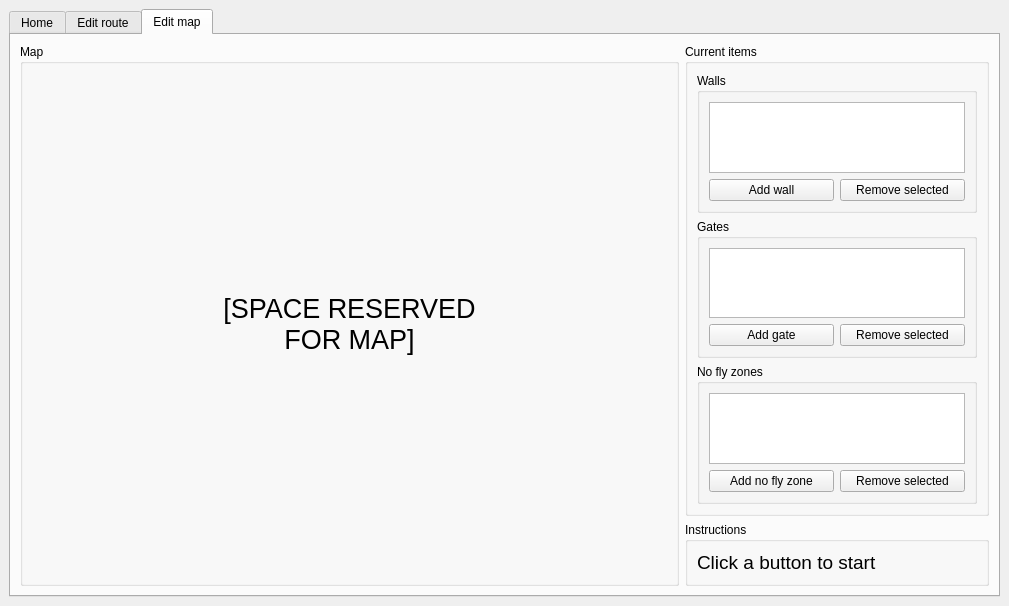
Before: the Qt Designer form hri.ui in dapeef/3yp-sheep-herding, drawn with Qt 5.
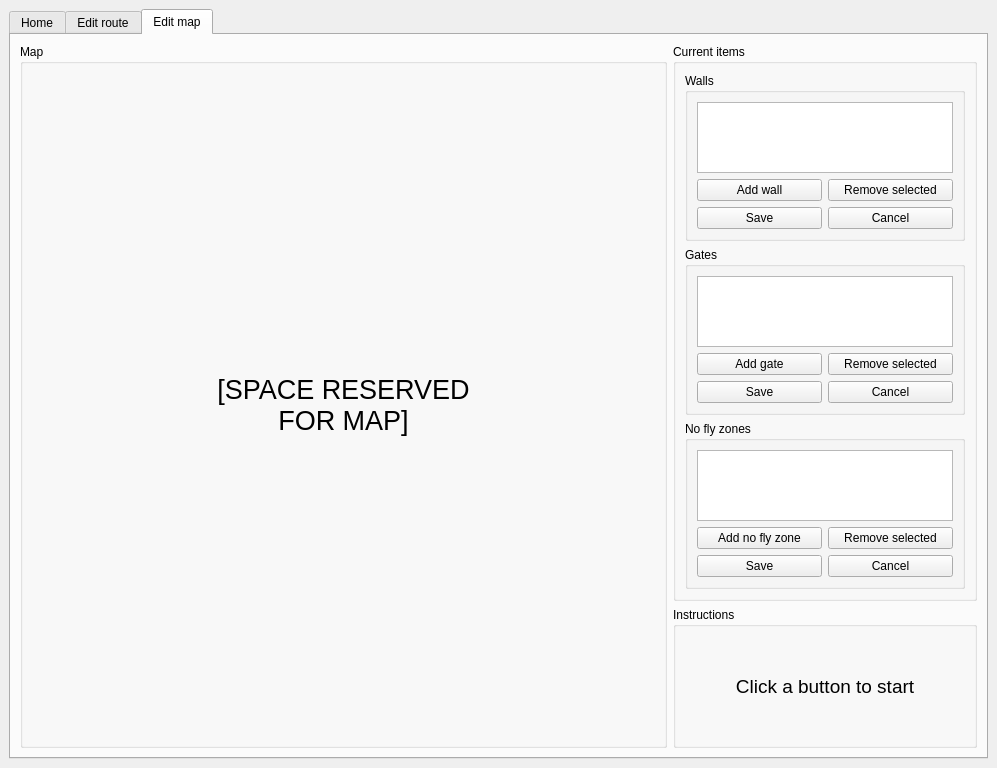
After: the same form once the commit is applied. The open tabs and pages were chosen to show the change. Icons and pictures are not drawn.

Commit message: Implement back end gate adding

```diff
--- a/hri.ui
+++ b/hri.ui
@@ -6,8 +6,8 @@
    <rect>
     <x>0</x>
     <y>0</y>
-    <width>1009</width>
-    <height>604</height>
+    <width>997</width>
+    <height>768</height>
    </rect>
   </property>
   <property name="font">
@@ -561,21 +561,35 @@
                  </widget>
                 </item>
                 <item>
-                 <layout class="QHBoxLayout" name="horizontalLayout_5">
-                  <item>
+                 <layout class="QGridLayout" name="gridLayout_4">
+                  <item row="0" column="0">
                    <widget class="QPushButton" name="add_wall">
                     <property name="text">
                      <string>Add wall</string>
                     </property>
                    </widget>
                   </item>
-                  <item>
+                  <item row="0" column="1">
                    <widget class="QPushButton" name="remove_wall">
                     <property name="text">
                      <string>Remove selected</string>
                     </property>
                    </widget>
                   </item>
+                  <item row="1" column="0">
+                   <widget class="QPushButton" name="save_wall">
+                    <property name="text">
+                     <string>Save</string>
+                    </property>
+                   </widget>
+                  </item>
+                  <item row="1" column="1">
+                   <widget class="QPushButton" name="cancel_wall">
+                    <property name="text">
+                     <string>Cancel</string>
+                    </property>
+                   </widget>
+                  </item>
                  </layout>
                 </item>
                </layout>
@@ -598,21 +612,35 @@
                  </widget>
                 </item>
                 <item>
-                 <layout class="QHBoxLayout" name="horizontalLayout_6">
-                  <item>
+                 <layout class="QGridLayout" name="gridLayout_3">
+                  <item row="0" column="0">
                    <widget class="QPushButton" name="add_gate">
                     <property name="text">
                      <string>Add gate</string>
                     </property>
                    </widget>
                   </item>
-                  <item>
+                  <item row="0" column="1">
                    <widget class="QPushButton" name="remove_gate">
                     <property name="text">
                      <string>Remove selected</string>
                     </property>
                    </widget>
                   </item>
+                  <item row="1" column="0">
+                   <widget class="QPushButton" name="save_gate">
+                    <property name="text">
+                     <string>Save</string>
+                    </property>
+                   </widget>
+                  </item>
+                  <item row="1" column="1">
+                   <widget class="QPushButton" name="cancel_gate">
+                    <property name="text">
+                     <string>Cancel</string>
+                    </property>
+                   </widget>
+                  </item>
                  </layout>
                 </item>
                </layout>
@@ -635,18 +663,32 @@
                  </widget>
                 </item>
                 <item>
-                 <layout class="QHBoxLayout" name="horizontalLayout_7">
-                  <item>
+                 <layout class="QGridLayout" name="gridLayout_5">
+                  <item row="0" column="1">
+                   <widget class="QPushButton" name="remove_no_fly">
+                    <property name="text">
+                     <string>Remove selected</string>
+                    </property>
+                   </widget>
+                  </item>
+                  <item row="0" column="0">
                    <widget class="QPushButton" name="add_no_fly">
                     <property name="text">
                      <string>Add no fly zone</string>
                     </property>
                    </widget>
                   </item>
-                  <item>
-                   <widget class="QPushButton" name="remove_no_fly">
+                  <item row="1" column="1">
+                   <widget class="QPushButton" name="cancel_no_fly">
                     <property name="text">
-                     <string>Remove selected</string>
+                     <string>Cancel</string>
+                    </property>
+                   </widget>
+                  </item>
+                  <item row="1" column="0">
+                   <widget class="QPushButton" name="save_no_fly">
+                    <property name="text">
+                     <string>Save</string>
                     </property>
                    </widget>
                   </item>
@@ -665,13 +707,28 @@
             </property>
             <layout class="QHBoxLayout" name="horizontalLayout_8">
              <item>
-              <widget class="QLabel" name="label">
+              <widget class="QLabel" name="instructions_label">
+               <property name="sizePolicy">
+                <sizepolicy hsizetype="Ignored" vsizetype="Fixed">
+                 <horstretch>0</horstretch>
+                 <verstretch>0</verstretch>
+                </sizepolicy>
+               </property>
+               <property name="minimumSize">
+                <size>
+                 <width>0</width>
+                 <height>100</height>
+                </size>
+               </property>
                <property name="styleSheet">
                 <string notr="true">font: 14pt;</string>
                </property>
                <property name="text">
                 <string>Click a button to start</string>
                </property>
+               <property name="alignment">
+                <set>Qt::AlignCenter</set>
+               </property>
                <property name="wordWrap">
                 <bool>true</bool>
                </property>
```
Left out of the diff: 4 changed lines with no effect on the pictures. The commit also changes 3 other files.
